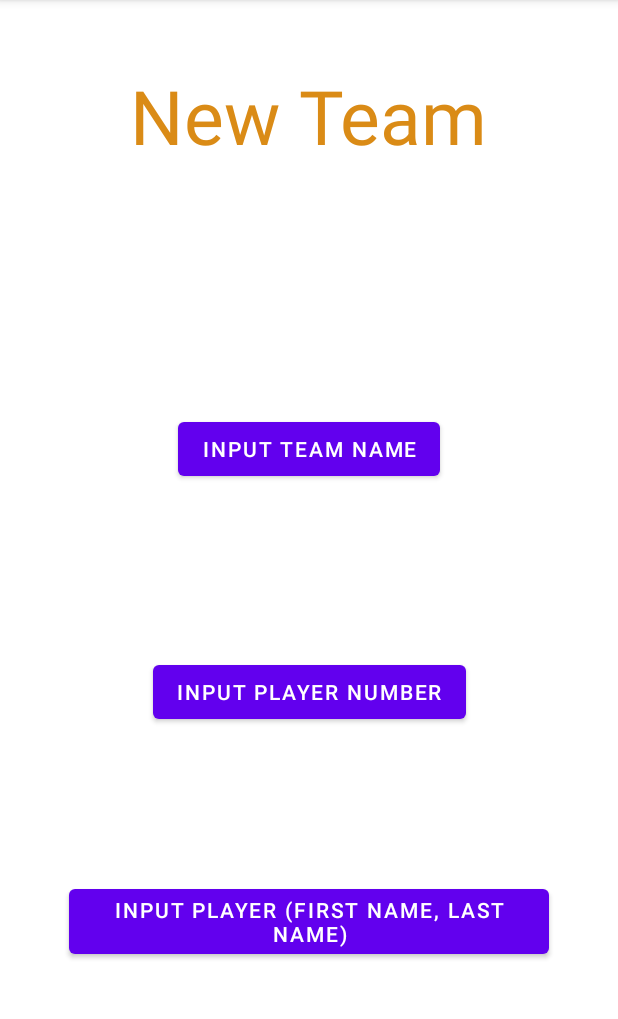
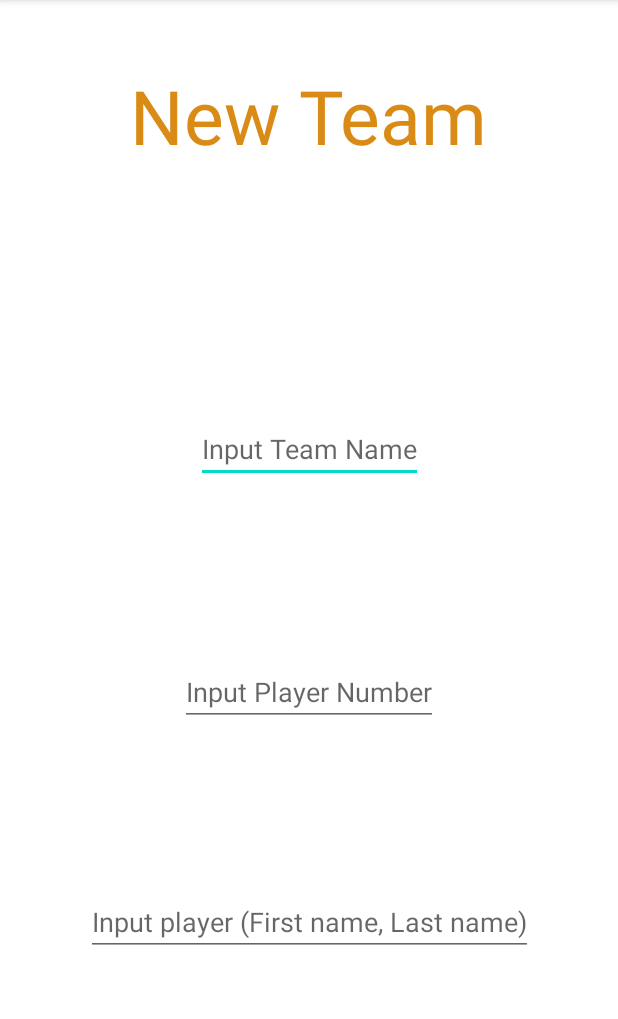
Before and after one commit to evgmesh/playformance-android-app, an Android app: the TeamCreationSC screen opened directly, with no data from a screen before it, on a phone screen of 412 x 824 dp, the part 84-1103 px from its top. Run offline under Robolectric (Android 15) with nearby library versions, the phone set to English and light mode, and no system bars.

Commit message:
update_2

```diff
--- a/app/src/main/res/layout/activity_team_creation_s_c.xml
+++ b/app/src/main/res/layout/activity_team_creation_s_c.xml
@@ -58,35 +58,41 @@
         app:layout_constraintStart_toStartOf="parent"
         app:layout_constraintTop_toTopOf="parent" />
 
-    <Button
+    <EditText
         android:id="@+id/button"
         android:layout_width="wrap_content"
         android:layout_height="wrap_content"
-        android:text="@string/inputTeamName"
+        android:hint="@string/inputTeamName"
         app:layout_constraintBottom_toTopOf="@+id/guideline2"
         app:layout_constraintEnd_toEndOf="parent"
         app:layout_constraintStart_toStartOf="parent"
         app:layout_constraintTop_toTopOf="@+id/guideline"
-        app:layout_constraintVertical_bias="0.47" />
+        app:layout_constraintVertical_bias="0.47"
+        android:autofillHints=""
+        android:inputType="text" />
 
-    <Button
+    <EditText
         android:id="@+id/button2"
         android:layout_width="wrap_content"
         android:layout_height="wrap_content"
-        android:text="@string/inputPlNumber"
+        android:hint="@string/inputPlNumber"
         app:layout_constraintBottom_toTopOf="@+id/guideline3"
         app:layout_constraintEnd_toEndOf="parent"
         app:layout_constraintStart_toStartOf="parent"
-        app:layout_constraintTop_toTopOf="@+id/guideline1" />
+        app:layout_constraintTop_toTopOf="@+id/guideline1"
+        android:autofillHints=""
+        android:inputType="text" />
 
-    <Button
+    <EditText
         android:id="@+id/button3"
         android:layout_width="wrap_content"
         android:layout_height="wrap_content"
-        android:text="@string/inputPlayer"
+        android:hint="@string/inputPlayer"
         app:layout_constraintBottom_toBottomOf="parent"
         app:layout_constraintEnd_toEndOf="parent"
         app:layout_constraintStart_toStartOf="parent"
-        app:layout_constraintTop_toTopOf="@+id/guideline2" />
+        app:layout_constraintTop_toTopOf="@+id/guideline2"
+        android:autofillHints=""
+        android:inputType="text"/>
 
 </androidx.constraintlayout.widget.ConstraintLayout>
```
